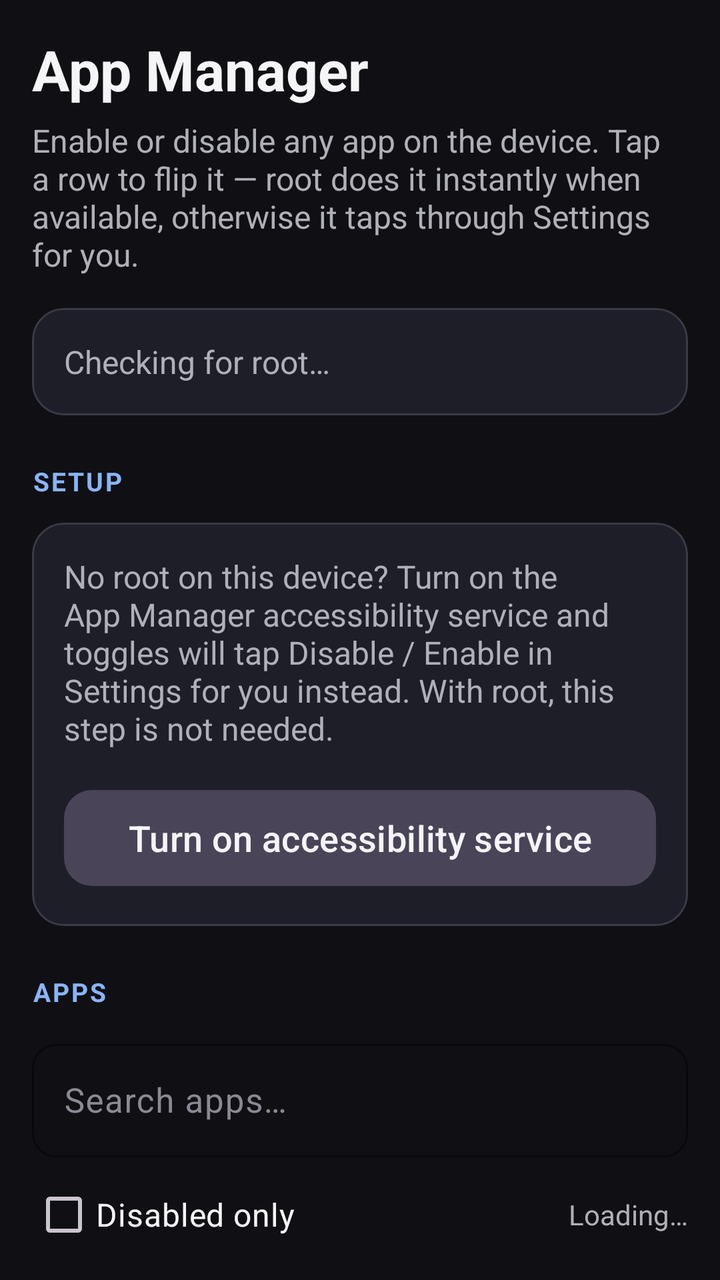
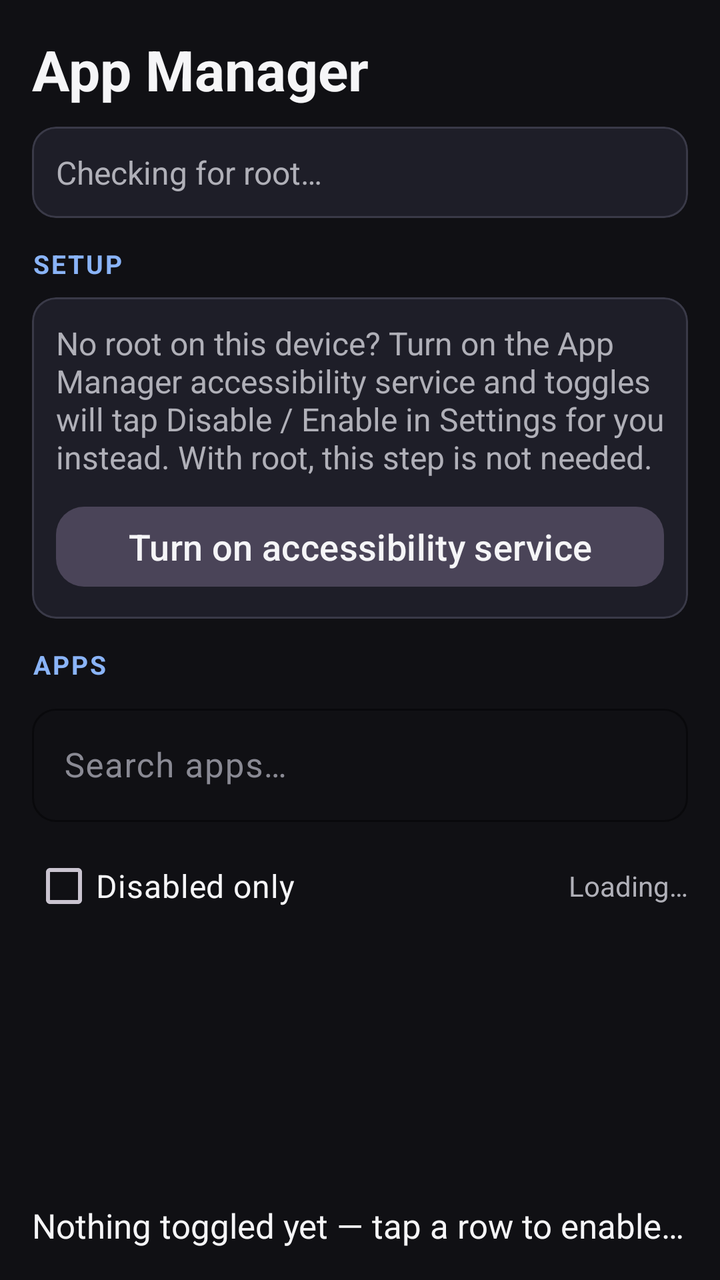

The first picture is an Android layout as it rendered before a commit; the second is the same layout after the commit. The layout source and the unified diff follow.
<!-- AndroidManifest.xml: application theme Theme.AppDisabler -->
<!-- res/layout/activity_main.xml -->
<?xml version="1.0" encoding="utf-8"?>
<LinearLayout xmlns:android="http://schemas.android.com/apk/res/android"
    xmlns:app="http://schemas.android.com/apk/res-auto"
    android:layout_width="match_parent"
    android:layout_height="match_parent"
    android:background="@color/ra_background"
    android:orientation="vertical"
    android:padding="16dp">

    <TextView
        style="@style/Ra.Text.Title"
        android:layout_width="wrap_content"
        android:layout_height="wrap_content"
        android:text="@string/app_name" />

    <TextView
        style="@style/Ra.Text.Tagline"
        android:layout_width="wrap_content"
        android:layout_height="wrap_content"
        android:layout_marginTop="6dp"
        android:text="@string/app_tagline" />

    
    <com.google.android.material.card.MaterialCardView
        android:layout_width="match_parent"
        android:layout_height="wrap_content"
        android:layout_marginTop="16dp"
        app:cardBackgroundColor="@color/ra_surface"
        app:cardCornerRadius="16dp"
        app:cardElevation="0dp"
        app:contentPadding="16dp"
        app:strokeColor="@color/ra_outline"
        app:strokeWidth="1dp">

        <TextView
            android:id="@+id/root_status"
            style="@style/Ra.Text.Body"
            android:layout_width="match_parent"
            android:layout_height="wrap_content"
            android:text="@string/root_checking" />

    </com.google.android.material.card.MaterialCardView>

    
    <TextView
        style="@style/Ra.Text.SectionLabel"
        android:layout_width="wrap_content"
        android:layout_height="wrap_content"
        android:layout_marginTop="24dp"
        android:text="@string/section_setup" />

    <com.google.android.material.card.MaterialCardView
        android:layout_width="match_parent"
        android:layout_height="wrap_content"
        android:layout_marginTop="12dp"
        app:cardBackgroundColor="@color/ra_surface"
        app:cardCornerRadius="16dp"
        app:cardElevation="0dp"
        app:contentPadding="16dp"
        app:strokeColor="@color/ra_outline"
        app:strokeWidth="1dp">

        <LinearLayout
            android:layout_width="match_parent"
            android:layout_height="wrap_content"
            android:orientation="vertical">

            <TextView
                style="@style/Ra.Text.Body"
                android:layout_width="wrap_content"
                android:layout_height="wrap_content"
                android:text="@string/setup_body" />

            <Button
                android:id="@+id/accessibility_button"
                style="@style/Ra.Button.Tonal"
                android:layout_width="match_parent"
                android:layout_height="wrap_content"
                android:layout_marginTop="16dp"
                android:text="@string/enable_accessibility" />
        </LinearLayout>

    </com.google.android.material.card.MaterialCardView>

    
    <TextView
        style="@style/Ra.Text.SectionLabel"
        android:layout_width="wrap_content"
        android:layout_height="wrap_content"
        android:layout_marginTop="24dp"
        android:text="@string/section_apps" />

    <com.google.android.material.textfield.TextInputLayout
        style="@style/Ra.Input"
        android:layout_width="match_parent"
        android:layout_height="wrap_content"
        android:layout_marginTop="12dp"
        android:hint="@string/search_hint">

        <com.google.android.material.textfield.TextInputEditText
            android:id="@+id/search_box"
            android:layout_width="match_parent"
            android:layout_height="wrap_content"
            android:inputType="text"
            android:textSize="17sp" />

    </com.google.android.material.textfield.TextInputLayout>

    <LinearLayout
        android:layout_width="match_parent"
        android:layout_height="wrap_content"
        android:layout_marginTop="12dp"
        android:gravity="center_vertical"
        android:orientation="horizontal">

        <com.google.android.material.checkbox.MaterialCheckBox
            android:id="@+id/disabled_only"
            android:layout_width="wrap_content"
            android:layout_height="wrap_content"
            android:minHeight="48dp"
            android:text="@string/disabled_only"
            android:textColor="@color/ra_text_primary"
            android:textSize="16sp" />

        <TextView
            android:id="@+id/list_count"
            style="@style/Ra.Text.Note"
            android:layout_width="0dp"
            android:layout_height="wrap_content"
            android:layout_weight="1"
            android:gravity="end"
            android:text="@string/count_loading" />

    </LinearLayout>

    
    <androidx.recyclerview.widget.RecyclerView
        android:id="@+id/app_list"
        android:layout_width="match_parent"
        android:layout_height="0dp"
        android:layout_marginTop="8dp"
        android:layout_weight="1" />

    
    <com.google.android.material.card.MaterialCardView
        android:layout_width="match_parent"
        android:layout_height="wrap_content"
        android:layout_marginTop="16dp"
        app:cardBackgroundColor="@color/ra_surface"
        app:cardCornerRadius="16dp"
        app:cardElevation="0dp"
        app:contentPadding="16dp"
        app:strokeColor="@color/ra_outline"
        app:strokeWidth="1dp">

        <TextView
            android:id="@+id/status_text"
            style="@style/Ra.Text.Status"
            android:layout_width="match_parent"
            android:layout_height="wrap_content"
            android:text="@string/status_idle" />

    </com.google.android.material.card.MaterialCardView>

</LinearLayout>
<!-- resources referenced by this layout -->
<resources>
  <color name="ra_background">#101014</color>
  <color name="ra_outline">#3A3A48</color>
  <color name="ra_surface">#1E1E28</color>
  <color name="ra_text_primary">#F5F5F7</color>
  <string name="app_name">App Manager</string>
  <string name="app_tagline">Enable or disable any app on the device. Tap a row to flip it — root does it instantly when available, otherwise it taps through Settings for you.</string>
  <string name="count_loading">Loading…</string>
  <string name="disabled_only">Disabled only</string>
  <string name="enable_accessibility">Turn on accessibility service</string>
  <string name="root_checking">Checking for root…</string>
  <string name="search_hint">Search apps…</string>
  <string name="section_apps">Apps</string>
  <string name="section_setup">Setup</string>
  <string name="setup_body">No root on this device? Turn on the App Manager accessibility service and toggles will tap Disable / Enable in Settings for you instead. With root, this step is not needed.</string>
  <string name="status_idle">Nothing toggled yet — tap a row to enable or disable an app.</string>
  <style name="Ra.Button.Tonal" parent="Widget.Material3.Button.TonalButton">
          <item name="android:minHeight">56dp</item>
          <item name="android:textSize">18sp</item>
          <item name="android:textColor">@color/ra_text_primary</item>
          <item name="cornerRadius">14dp</item>
          <item name="android:textAllCaps">false</item>
      </style>
  <style name="Ra.Input" parent="Widget.Material3.TextInputLayout.OutlinedBox">
          <item name="boxStrokeColor">@color/ra_outline</item>
          <item name="boxStrokeWidth">1dp</item>
          <item name="hintTextColor">@color/ra_primary_light</item>
          <item name="android:textColorHint">@color/ra_text_hint</item>
          <item name="boxCornerRadiusTopStart">12dp</item>
          <item name="boxCornerRadiusTopEnd">12dp</item>
          <item name="boxCornerRadiusBottomStart">12dp</item>
          <item name="boxCornerRadiusBottomEnd">12dp</item>
      </style>
  <style name="Ra.Text.Body">
          <item name="android:textSize">16sp</item>
          <item name="android:textColor">@color/ra_text_secondary</item>
      </style>
  <style name="Ra.Text.Note">
          <item name="android:textSize">14sp</item>
          <item name="android:textColor">@color/ra_text_secondary</item>
      </style>
  <style name="Ra.Text.SectionLabel">
          <item name="android:textSize">13sp</item>
          <item name="android:textStyle">bold</item>
          <item name="android:textColor">@color/ra_primary_light</item>
          <item name="android:letterSpacing">0.08</item>
          <item name="android:textAllCaps">true</item>
      </style>
  <style name="Ra.Text.Status">
          <item name="android:textSize">17sp</item>
          <item name="android:textColor">@color/ra_text_primary</item>
      </style>
  <style name="Ra.Text.Tagline">
          <item name="android:textSize">16sp</item>
          <item name="android:textColor">@color/ra_text_secondary</item>
      </style>
  <style name="Ra.Text.Title">
          <item name="android:textSize">28sp</item>
          <item name="android:textStyle">bold</item>
          <item name="android:textColor">@color/ra_text_primary</item>
      </style>
  <color name="ra_primary_light">#8AB4F8</color>
  <color name="ra_text_hint">#8A8A94</color>
  <color name="ra_text_secondary">#B0B0B8</color>
  <color name="ra_primary">#3B82F6</color>
  <color name="ra_on_primary">#FFFFFF</color>
  <!-- unchanged entries left out for length: 1 -->
</resources>

<!-- the commit's change to res/layout/activity_main.xml (unified diff, before → after) -->
@@ -13,22 +13,15 @@
         android:layout_height="wrap_content"
         android:text="@string/app_name" />
 
-    <TextView
-        style="@style/Ra.Text.Tagline"
-        android:layout_width="wrap_content"
-        android:layout_height="wrap_content"
-        android:layout_marginTop="6dp"
-        android:text="@string/app_tagline" />
-
     
     <com.google.android.material.card.MaterialCardView
         android:layout_width="match_parent"
         android:layout_height="wrap_content"
-        android:layout_marginTop="16dp"
+        android:layout_marginTop="10dp"
         app:cardBackgroundColor="@color/ra_surface"
-        app:cardCornerRadius="16dp"
+        app:cardCornerRadius="12dp"
         app:cardElevation="0dp"
-        app:contentPadding="16dp"
+        app:contentPadding="12dp"
         app:strokeColor="@color/ra_outline"
         app:strokeWidth="1dp">
 
@@ -46,17 +39,17 @@
         style="@style/Ra.Text.SectionLabel"
         android:layout_width="wrap_content"
         android:layout_height="wrap_content"
-        android:layout_marginTop="24dp"
+        android:layout_marginTop="14dp"
         android:text="@string/section_setup" />
 
     <com.google.android.material.card.MaterialCardView
         android:layout_width="match_parent"
         android:layout_height="wrap_content"
-        android:layout_marginTop="12dp"
+        android:layout_marginTop="8dp"
         app:cardBackgroundColor="@color/ra_surface"
-        app:cardCornerRadius="16dp"
+        app:cardCornerRadius="12dp"
         app:cardElevation="0dp"
-        app:contentPadding="16dp"
+        app:contentPadding="12dp"
         app:strokeColor="@color/ra_outline"
         app:strokeWidth="1dp">
 
@@ -76,7 +69,8 @@
                 style="@style/Ra.Button.Tonal"
                 android:layout_width="match_parent"
                 android:layout_height="wrap_content"
-                android:layout_marginTop="16dp"
+                android:layout_marginTop="10dp"
+                android:minHeight="48dp"
                 android:text="@string/enable_accessibility" />
         </LinearLayout>
 
@@ -87,14 +81,14 @@
         style="@style/Ra.Text.SectionLabel"
         android:layout_width="wrap_content"
         android:layout_height="wrap_content"
-        android:layout_marginTop="24dp"
+        android:layout_marginTop="14dp"
         android:text="@string/section_apps" />
 
     <com.google.android.material.textfield.TextInputLayout
         style="@style/Ra.Input"
         android:layout_width="match_parent"
         android:layout_height="wrap_content"
-        android:layout_marginTop="12dp"
+        android:layout_marginTop="8dp"
         android:hint="@string/search_hint">
 
         <com.google.android.material.textfield.TextInputEditText
@@ -109,7 +103,7 @@
     <LinearLayout
         android:layout_width="match_parent"
         android:layout_height="wrap_content"
-        android:layout_marginTop="12dp"
+        android:layout_marginTop="8dp"
         android:gravity="center_vertical"
         android:orientation="horizontal">
 
@@ -138,28 +132,21 @@
         android:id="@+id/app_list"
         android:layout_width="match_parent"
         android:layout_height="0dp"
-        android:layout_marginTop="8dp"
-        android:layout_weight="1" />
+        android:layout_marginTop="4dp"
+        android:layout_weight="1"
+        android:clipToPadding="false"
+        android:paddingBottom="8dp"
+        android:scrollbars="vertical" />
 
     
-    <com.google.android.material.card.MaterialCardView
+    <TextView
+        android:id="@+id/status_text"
+        style="@style/Ra.Text.Status"
         android:layout_width="match_parent"
         android:layout_height="wrap_content"
-        android:layout_marginTop="16dp"
-        app:cardBackgroundColor="@color/ra_surface"
-        app:cardCornerRadius="16dp"
-        app:cardElevation="0dp"
-        app:contentPadding="16dp"
-        app:strokeColor="@color/ra_outline"
-        app:strokeWidth="1dp">
-
-        <TextView
-            android:id="@+id/status_text"
-            style="@style/Ra.Text.Status"
-            android:layout_width="match_parent"
-            android:layout_height="wrap_content"
-            android:text="@string/status_idle" />
-
-    </com.google.android.material.card.MaterialCardView>
+        android:layout_marginTop="8dp"
+        android:ellipsize="end"
+        android:maxLines="1"
+        android:text="@string/status_idle" />
 
 </LinearLayout>
<!-- resource entries referenced after the edit -->
@@ -5,7 +5,6 @@
   <color name="ra_surface">#1E1E28</color>
   <color name="ra_text_primary">#F5F5F7</color>
   <string name="app_name">App Manager</string>
-  <string name="app_tagline">Enable or disable any app on the device. Tap a row to flip it — root does it instantly when available, otherwise it taps through Settings for you.</string>
   <string name="count_loading">Loading…</string>
   <string name="disabled_only">Disabled only</string>
   <string name="enable_accessibility">Turn on accessibility service</string>
@@ -51,10 +50,6 @@
           <item name="android:textSize">17sp</item>
           <item name="android:textColor">@color/ra_text_primary</item>
       </style>
-  <style name="Ra.Text.Tagline">
-          <item name="android:textSize">16sp</item>
-          <item name="android:textColor">@color/ra_text_secondary</item>
-      </style>
   <style name="Ra.Text.Title">
           <item name="android:textSize">28sp</item>
           <item name="android:textStyle">bold</item>
